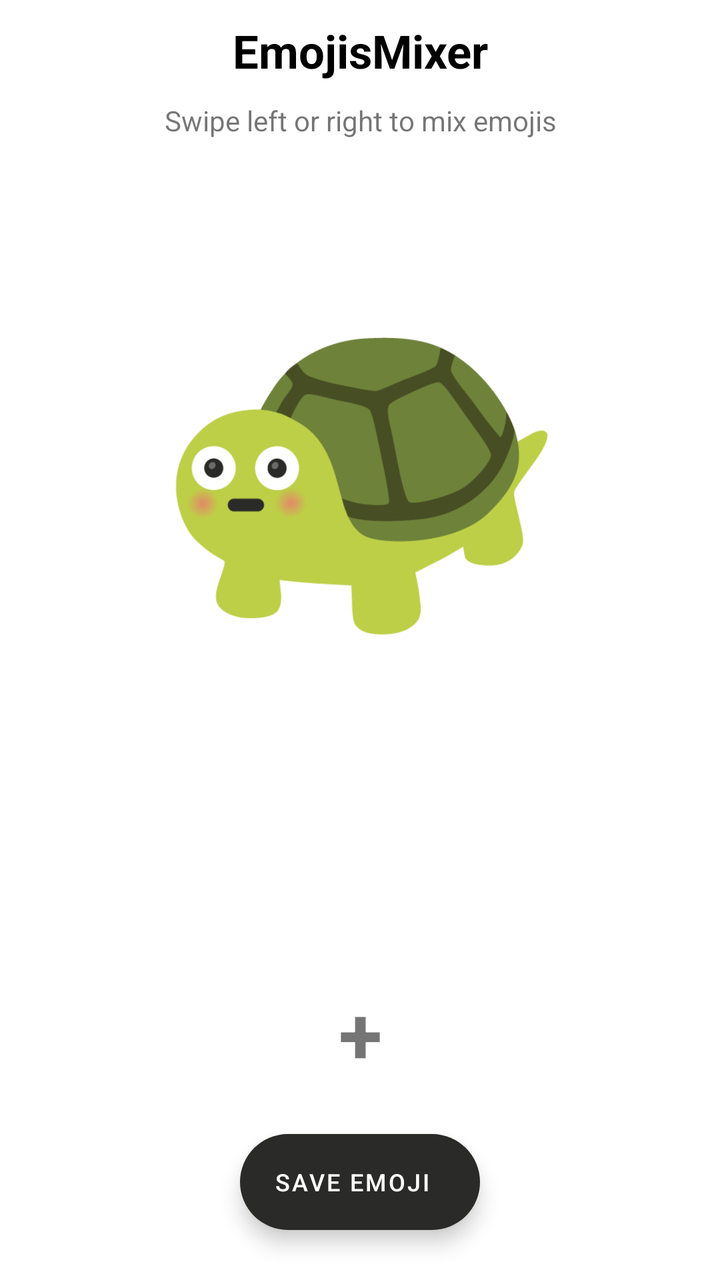
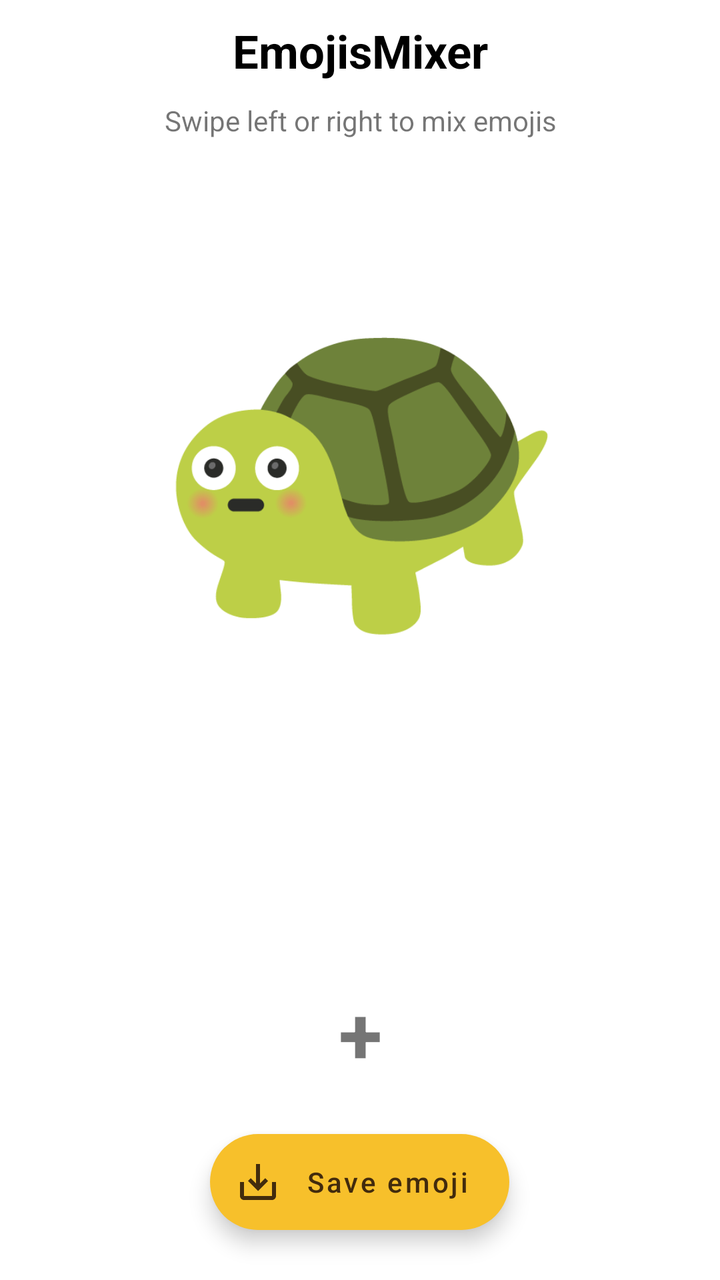

Screens rendered from an Android XML layout before and after an edit, with the pre-edit source and the edit as a unified diff.
<!-- AndroidManifest.xml: application theme Theme.MyApplication -->
<!-- res/layout/activity_main.xml -->
<?xml version="1.0" encoding="utf-8"?>
<LinearLayout xmlns:android="http://schemas.android.com/apk/res/android"
    xmlns:app="http://schemas.android.com/apk/res-auto"
    android:layout_width="match_parent"
    android:layout_height="match_parent"
    android:layout_marginTop="20dp"
    android:gravity="center_horizontal"
    android:orientation="vertical">

    <TextView
        android:id="@+id/activityTitle"
        android:layout_width="match_parent"
        android:layout_height="wrap_content"
        android:layout_marginTop="10dp"
        android:gravity="center"
        android:text="EmojisMixer"
        android:textColor="#000"
        android:textSize="23sp"
        android:textStyle="bold" />

    <TextView
        android:id="@+id/activityDesc"
        android:layout_width="match_parent"
        android:layout_height="wrap_content"
        android:layout_marginTop="10dp"
        android:layout_marginBottom="60dp"
        android:gravity="center"
        android:text="Swipe left or right to mix emojis"
        android:textSize="14sp" />

    <LinearLayout
        android:layout_width="match_parent"
        android:layout_height="match_parent"
        android:layout_weight="1"
        android:gravity="center_horizontal"
        android:orientation="vertical">

        <RelativeLayout
            android:layout_width="200dp"
            android:layout_height="200dp">

            <ImageView
                android:id="@+id/progressBar"
                android:layout_width="60dp"
                android:layout_height="60dp"
                android:layout_centerInParent="true"
                android:src="@drawable/loading" />

            <ImageView
                android:id="@+id/mixedEmoji"
                android:layout_width="200dp"
                android:layout_height="200dp"
                android:layout_centerInParent="true"
                android:src="@drawable/shocked" />

        </RelativeLayout>

        <LinearLayout
            android:layout_width="match_parent"
            android:layout_height="wrap_content"
            android:layout_marginTop="60dp"
            android:orientation="vertical">

            <LinearLayout
                android:layout_width="match_parent"
                android:layout_height="100dp"
                android:orientation="vertical">

                <androidx.viewpager2.widget.ViewPager2
                    android:id="@+id/emojisSlider1"
                    android:layout_width="match_parent"
                    android:layout_height="match_parent" />
            </LinearLayout>

            <TextView
                android:layout_width="match_parent"
                android:layout_height="wrap_content"
                android:gravity="center"
                android:text="+"
                android:textSize="40sp"
                android:textStyle="bold" />

            <LinearLayout
                android:layout_width="match_parent"
                android:layout_height="100dp"
                android:orientation="vertical">

                <androidx.viewpager2.widget.ViewPager2
                    android:id="@+id/emojisSlider2"
                    android:layout_width="match_parent"
                    android:layout_height="match_parent" />
            </LinearLayout>
        </LinearLayout>
    </LinearLayout>

    <com.google.android.material.floatingactionbutton.ExtendedFloatingActionButton
        android:id="@+id/saveEmoji"
        android:layout_width="wrap_content"
        android:layout_height="wrap_content"
        android:layout_marginStart="4dp"
        android:layout_marginTop="30dp"
        android:layout_marginEnd="4dp"
        android:layout_marginBottom="25dp"
        android:gravity="center_horizontal|center_vertical"
        android:text="Save emoji"
        android:textColor="#FFFFFF"
        android:textSize="12sp"
        app:backgroundTint="#2A2B28" />
</LinearLayout>
<!-- resources referenced by this layout -->
<resources>
  <!-- drawable loading: png bitmap (drawable-v24, 6041 bytes) -->
  <!-- drawable shocked: png bitmap (drawable-v24, 7876 bytes) -->
  <style name="Theme.MyApplication" parent="Theme.MaterialComponents.Light.NoActionBar">
          
          <item name="colorPrimary">@color/purple_500</item>
          <item name="colorPrimaryVariant">@color/purple_700</item>
          <item name="colorOnPrimary">@color/white</item>
          
          <item name="colorSecondary">@color/teal_200</item>
          <item name="colorSecondaryVariant">@color/teal_700</item>
          <item name="colorOnSecondary">@color/black</item>
          
          <item name="android:statusBarColor">@android:color/white</item>
          <item name="android:windowLightStatusBar" tools:targetApi="m">true</item>
  
          
      </style>
  <color name="purple_500">#FF6200EE</color>
  <color name="purple_700">#FF3700B3</color>
  <color name="white">#FFFFFFFF</color>
  <color name="teal_200">#FF03DAC5</color>
  <color name="teal_700">#FF018786</color>
  <color name="black">#FF000000</color>
</resources>

<!-- the commit's change to res/layout/activity_main.xml (unified diff, before → after) -->
@@ -97,13 +97,14 @@
         android:id="@+id/saveEmoji"
         android:layout_width="wrap_content"
         android:layout_height="wrap_content"
-        android:layout_marginStart="4dp"
         android:layout_marginTop="30dp"
-        android:layout_marginEnd="4dp"
         android:layout_marginBottom="25dp"
-        android:gravity="center_horizontal|center_vertical"
+        android:gravity="center_vertical"
         android:text="Save emoji"
-        android:textColor="#FFFFFF"
-        android:textSize="12sp"
-        app:backgroundTint="#2A2B28" />
+        android:textColor="#422B0D"
+        android:textSize="14sp"
+        android:textAllCaps="false"
+        app:backgroundTint="#F7C02B"
+        app:icon="@drawable/ic_outline_save_alt_24"
+        app:iconTint="#422B0D" />
 </LinearLayout>
<!-- resource entries referenced after the edit -->
@@ -1,5 +1,11 @@
 <!-- resources referenced by this layout -->
 <resources>
+  <!-- drawable ic_outline_save_alt_24 (drawable) -->
+  <vector android:height="24dp" android:tint="#FFFFFF"
+      android:viewportHeight="24" android:viewportWidth="24"
+      android:width="24dp" xmlns:android="http://schemas.android.com/apk/res/android">
+      <path android:fillColor="@android:color/white" android:pathData="M19,12v7L5,19v-7L3,12v7c0,1.1 0.9,2 2,2h14c1.1,0 2,-0.9 2,-2v-7h-2zM13,12.67l2.59,-2.58L17,11.5l-5,5 -5,-5 1.41,-1.41L11,12.67L11,3h2v9.67z"/>
+  </vector>
   <!-- drawable loading: png bitmap (drawable-v24, 6041 bytes) -->
   <!-- drawable shocked: png bitmap (drawable-v24, 7876 bytes) -->
   <style name="Theme.MyApplication" parent="Theme.MaterialComponents.Light.NoActionBar">
